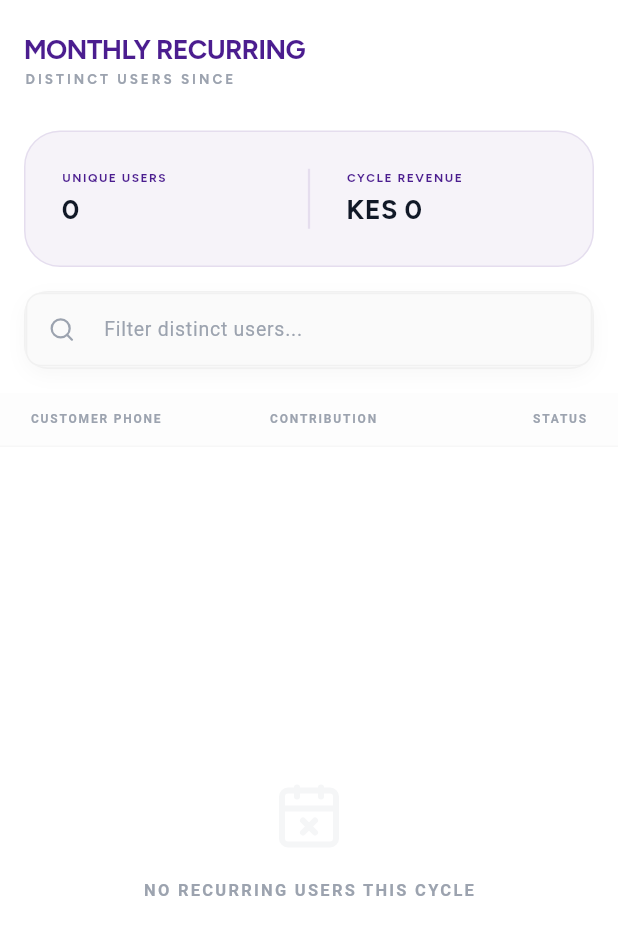
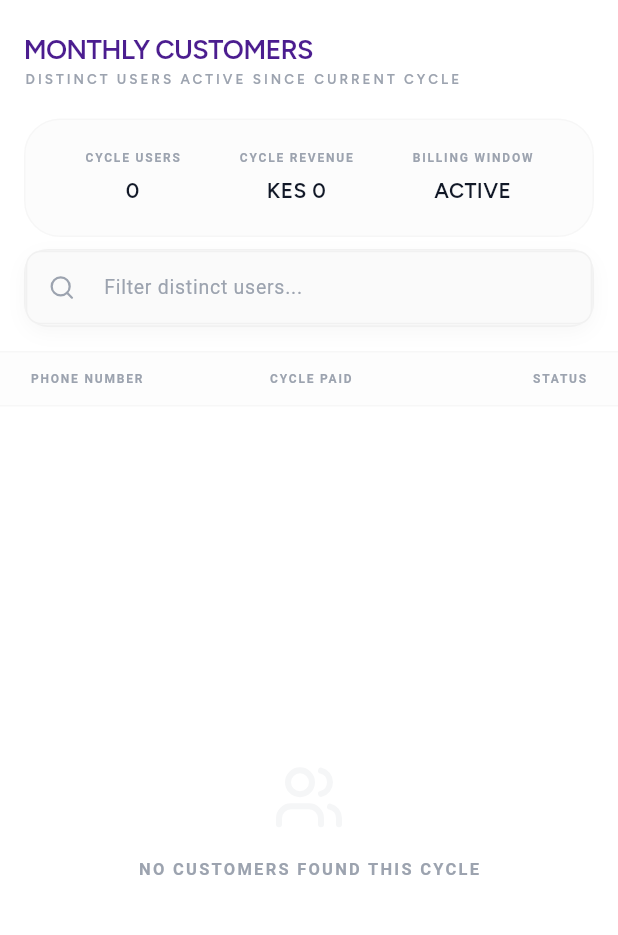
Before and after one commit to dennismutuku2005/pacewisp-mobile, a Flutter app: the MonthlyCustomersScreen widget shown alone on an empty page, opened directly, on a phone screen of 412 x 824 dp. Shown: the top 935 px of the screen. Run offline on Flutter 3.47's test engine with Material 3 defaults, Android fonts, the phone set to English and light mode, and no system bars; our stand-ins replace dio, fl_chart, google_fonts, local_auth, lucide_icons, shared_preferences and 1 more; missing offline and left inert: home_widget, local_auth_android, local_auth_darwin; accounts and stored records are empty; network calls fail.

Commit message:
update: refined monthly_customers_screen.dart functionality

```diff
--- a/lib/screens/monthly_customers_screen.dart
+++ b/lib/screens/monthly_customers_screen.dart
@@ -103,8 +103,8 @@ class _MonthlyCustomersScreenState extends State<MonthlyCustomersScreen> {
       child: Column(
         crossAxisAlignment: CrossAxisAlignment.start,
         children: [
-          Text('MONTHLY RECURRING', style: GoogleFonts.figtree(color: PaceColors.purple, fontSize: 18, fontWeight: FontWeight.bold, letterSpacing: -0.5)),
-          Text('DISTINCT USERS SINCE ${_cycleStart.toUpperCase()}', style: GoogleFonts.figtree(color: PaceColors.getDimText(isDark), fontSize: 9, fontWeight: FontWeight.bold, letterSpacing: 2)),
+          Text('MONTHLY CUSTOMERS', style: GoogleFonts.figtree(color: PaceColors.purple, fontSize: 18, fontWeight: FontWeight.w600, letterSpacing: -0.5)),
+          Text('DISTINCT USERS ACTIVE SINCE ${(_cycleStart.isEmpty ? "CURRENT CYCLE" : _cycleStart).toUpperCase()}', style: GoogleFonts.figtree(color: PaceColors.getDimText(isDark), fontSize: 9, fontWeight: FontWeight.w600, letterSpacing: 2)),
         ],
       ),
     );
@@ -112,33 +112,31 @@ class _MonthlyCustomersScreenState extends State<MonthlyCustomersScreen> {
 
   Widget _buildStatsCard(bool isDark, double revenue) {
     return Container(
-      margin: const EdgeInsets.all(16),
-      padding: const EdgeInsets.all(24),
+      margin: const EdgeInsets.symmetric(horizontal: 16, vertical: 8),
+      padding: const EdgeInsets.all(20),
       decoration: BoxDecoration(
-        color: PaceColors.purple.withOpacity(0.05),
+        color: PaceColors.getSurface(isDark).withOpacity(0.5),
         borderRadius: BorderRadius.circular(24),
-        border: Border.all(color: PaceColors.purple.withOpacity(0.1)),
+        border: Border.all(color: PaceColors.getBorder(isDark).withOpacity(0.5)),
       ),
       child: Row(
+        mainAxisAlignment: MainAxisAlignment.spaceAround,
         children: [
-          _buildStatBox('UNIQUE USERS', _users.length.toString(), isDark),
-          Container(width: 1.5, height: 40, color: PaceColors.purple.withOpacity(0.1), margin: const EdgeInsets.symmetric(horizontal: 24)),
-          _buildStatBox('CYCLE REVENUE', 'KES ${NumberFormat("#,###").format(revenue)}', isDark),
+          _statItem('CYCLE USERS', _users.length.toString(), isDark),
+          _statItem('CYCLE REVENUE', 'KES ${NumberFormat("#,###").format(revenue)}', isDark),
+          _statItem('BILLING WINDOW', _cycleStart.isEmpty ? 'ACTIVE' : _cycleStart.split(' ')[0], isDark),
         ],
       ),
     );
   }
 
-  Widget _buildStatBox(String label, String value, bool isDark) {
-    return Expanded(
-      child: Column(
-        crossAxisAlignment: CrossAxisAlignment.start,
+  Widget _statItem(String label, String value, bool isDark) {
+    return Column(
       children: [
-          Text(label, style: GoogleFonts.figtree(fontSize: 8, fontWeight: FontWeight.bold, color: PaceColors.purple, letterSpacing: 1)),
-          const SizedBox(height: 4),
-          Text(value, style: GoogleFonts.figtree(fontSize: 18, fontWeight: FontWeight.bold, color: PaceColors.getPrimaryText(isDark))),
+        Text(label, style: TextStyle(fontSize: 8, fontWeight: FontWeight.w600, color: PaceColors.getDimText(isDark), letterSpacing: 1.2)),
+        const SizedBox(height: 6),
+        Text(value, style: GoogleFonts.figtree(fontSize: 14, fontWeight: FontWeight.w600, color: PaceColors.getPrimaryText(isDark))),
       ],
-      ),
     );
   }
 
@@ -147,13 +145,16 @@ class _MonthlyCustomersScreenState extends State<MonthlyCustomersScreen> {
       padding: const EdgeInsets.symmetric(horizontal: 20, vertical: 12),
       decoration: BoxDecoration(
         color: PaceColors.getSurface(isDark).withOpacity(0.3),
-        border: Border(bottom: BorderSide(color: PaceColors.getBorder(isDark).withOpacity(0.5))),
+        border: Border(
+          top: BorderSide(color: PaceColors.getBorder(isDark).withOpacity(0.5)),
+          bottom: BorderSide(color: PaceColors.getBorder(isDark).withOpacity(0.5)),
+        ),
       ),
       child: Row(
         children: [
-          Expanded(flex: 3, child: Text('CUSTOMER PHONE', style: TextStyle(fontSize: 8, fontWeight: FontWeight.bold, color: PaceColors.getDimText(isDark), letterSpacing: 1.2))),
-          Expanded(flex: 2, child: Text('CONTRIBUTION', style: TextStyle(fontSize: 8, fontWeight: FontWeight.bold, color: PaceColors.getDimText(isDark), letterSpacing: 1.2))),
-          Expanded(flex: 2, child: Text('STATUS', textAlign: TextAlign.right, style: TextStyle(fontSize: 8, fontWeight: FontWeight.bold, color: PaceColors.getDimText(isDark), letterSpacing: 1.2))),
+          Expanded(flex: 3, child: Text('PHONE NUMBER', style: TextStyle(fontSize: 8, fontWeight: FontWeight.w600, color: PaceColors.getDimText(isDark), letterSpacing: 1.2))),
+          Expanded(flex: 2, child: Text('CYCLE PAID', style: TextStyle(fontSize: 8, fontWeight: FontWeight.w600, color: PaceColors.getDimText(isDark), letterSpacing: 1.2))),
+          Expanded(flex: 2, child: Text('STATUS', textAlign: TextAlign.right, style: TextStyle(fontSize: 8, fontWeight: FontWeight.w600, color: PaceColors.getDimText(isDark), letterSpacing: 1.2))),
         ],
       ),
     );
@@ -173,22 +174,22 @@ class _MonthlyCustomersScreenState extends State<MonthlyCustomersScreen> {
               child: Column(
                 crossAxisAlignment: CrossAxisAlignment.start,
                 children: [
-                  Text(u['phone']?.toString() ?? 'PRIVATE', style: GoogleFonts.figtree(fontSize: 13, fontWeight: FontWeight.bold, color: PaceColors.getPrimaryText(isDark))),
+                  Text(u['phone']?.toString() ?? 'PRIVATE', style: GoogleFonts.figtree(fontSize: 13, fontWeight: FontWeight.w600, color: PaceColors.getPrimaryText(isDark))),
                   const SizedBox(height: 4),
-                  Text('SINCE ${u['first_bought']?.toString().split(' ')[0] ?? 'N/A'}', style: GoogleFonts.figtree(fontSize: 8, color: PaceColors.getDimText(isDark), fontWeight: FontWeight.bold)),
+                  Text('FIRST EVER: ${u['first_bought']?.toString().split(' ')[0] ?? 'N/A'}', style: GoogleFonts.figtree(fontSize: 8, color: PaceColors.getDimText(isDark), fontWeight: FontWeight.w500)),
                 ],
               ),
             ),
             Expanded(
               flex: 2,
-              child: Text('KES ${u['total_amount']}', style: GoogleFonts.jetBrainsMono(fontSize: 12, fontWeight: FontWeight.bold, color: PaceColors.emerald)),
+              child: Text('KES ${u['total_amount']}', style: GoogleFonts.figtree(fontSize: 12, fontWeight: FontWeight.w600, color: PaceColors.emerald)),
             ),
             Expanded(
               flex: 2,
               child: Row(
                 mainAxisAlignment: MainAxisAlignment.end,
                 children: [
-                  PaceBadge(label: isActive ? 'ACTIVE' : 'EXPIRED', variant: isActive ? BadgeVariant.success : BadgeVariant.secondary),
+                  PaceBadge(label: isActive ? 'ONLINE' : 'EXPIRED', variant: isActive ? BadgeVariant.success : BadgeVariant.secondary),
                 ],
               ),
             ),
@@ -201,72 +202,75 @@ class _MonthlyCustomersScreenState extends State<MonthlyCustomersScreen> {
   void _showUserDrawer(dynamic u, bool isDark) {
     showModalBottomSheet(
       context: context,
-      backgroundColor: PaceColors.getBackground(isDark),
-      shape: const RoundedRectangleBorder(borderRadius: BorderRadius.vertical(top: Radius.circular(32))),
+      backgroundColor: Colors.transparent,
+      isScrollControlled: true,
       builder: (context) => Container(
-        padding: const EdgeInsets.all(24),
+        padding: const EdgeInsets.symmetric(vertical: 20),
+        decoration: BoxDecoration(color: PaceColors.getBackground(isDark), borderRadius: const BorderRadius.vertical(top: Radius.circular(32)), border: Border.all(color: PaceColors.getBorder(isDark), width: 1.5)),
         child: Column(
           mainAxisSize: MainAxisSize.min,
-          crossAxisAlignment: CrossAxisAlignment.start,
           children: [
-            Row(
-              mainAxisAlignment: MainAxisAlignment.spaceBetween,
+            Container(width: 40, height: 4, decoration: BoxDecoration(color: PaceColors.getBorder(isDark), borderRadius: BorderRadius.circular(2))),
+            const SizedBox(height: 24),
+            Icon(LucideIcons.user, color: PaceColors.purple, size: 32),
+            const SizedBox(height: 12),
+            Text('BILLING SUMMARY', style: TextStyle(fontSize: 14, fontWeight: FontWeight.w600, color: PaceColors.purple, letterSpacing: 1.5)),
+            const SizedBox(height: 32),
+            Padding(
+              padding: const EdgeInsets.symmetric(horizontal: 24),
+              child: Column(
                 children: [
-                Text('BILLING SUMMARY', style: TextStyle(fontSize: 16, fontWeight: FontWeight.bold, color: PaceColors.purple, letterSpacing: -0.5)),
-                IconButton(icon: const Icon(LucideIcons.x, size: 20), onPressed: () => Navigator.pop(context)),
-              ],
-            ),
-            const SizedBox(height: 24),
-            _buildDrawerInfo('CUSTOMER PHONE', u['phone']?.toString() ?? 'N/A', isDark, isBig: true),
+                  _buildDrawerItem('CUSTOMER PHONE', u['phone']?.toString() ?? 'N/A', isDark),
                   const SizedBox(height: 16),
                   Row(
                     children: [
-                Expanded(child: _buildDrawerInfo('FIRST BOUGHT', u['first_bought']?.toString() ?? 'N/A', isDark)),
-                Expanded(child: _buildDrawerInfo('CYCLE START', u['first_purchase_this_month']?.toString() ?? 'N/A', isDark)),
+                      Expanded(child: _buildDrawerItem('FIRST BOUGHT', u['first_bought']?.toString().split(' ')[0] ?? 'N/A', isDark)),
+                      Expanded(child: _buildDrawerItem('LAST SEEN', u['last_bought']?.toString().split(' ')[0] ?? 'N/A', isDark)),
                     ],
                   ),
                   const SizedBox(height: 16),
                   Row(
                     children: [
-                Expanded(child: _buildDrawerInfo('CYCLE REVENUE', 'KES ${u['total_amount'] ?? '0'}', isDark)),
-                Expanded(child: _buildDrawerInfo('STATUS', (u['is_active'] == 1 ? 'ACTIVE' : 'EXPIRED'), isDark)),
+                      Expanded(child: _buildDrawerItem('CYCLE REVENUE', 'KES ${u['total_amount'] ?? '0'}', isDark, valueColor: PaceColors.emerald)),
+                      Expanded(child: _buildDrawerItem('STATUS', (u['is_active'] == 1 ? 'ONLINE' : 'EXPIRED'), isDark, valueColor: (u['is_active'] == 1 ? PaceColors.emerald : Colors.red))),
                     ],
                   ),
                   const SizedBox(height: 32),
-            Row(
-              children: [
-                Expanded(
+                  SizedBox(
+                    width: double.infinity,
                     child: ElevatedButton.icon(
                       onPressed: () {
                         Navigator.pop(context);
                         Navigator.push(context, MaterialPageRoute(builder: (_) => CustomerHistoryScreen(phone: u['phone'].toString())));
                       },
                       icon: const Icon(LucideIcons.history, size: 16),
-                    label: const Text('VIEW FULL HISTORY', style: TextStyle(fontSize: 11, fontWeight: FontWeight.bold)),
+                      label: const Text('VIEW FULL HISTORY', style: TextStyle(fontSize: 11, fontWeight: FontWeight.w600)),
                       style: ElevatedButton.styleFrom(
                         backgroundColor: PaceColors.purple,
                         foregroundColor: Colors.white,
-                      padding: const EdgeInsets.symmetric(vertical: 16),
+                        padding: const EdgeInsets.symmetric(vertical: 18),
+                        elevation: 0,
                         shape: RoundedRectangleBorder(borderRadius: BorderRadius.circular(16)),
                       ),
                     ),
                   ),
+                  const SizedBox(height: 24),
                 ],
               ),
-            const SizedBox(height: 24),
+            ),
           ],
         ),
       ),
     );
   }
 
-  Widget _buildDrawerInfo(String label, String value, bool isDark, {bool isBig = false}) {
+  Widget _buildDrawerItem(String label, String value, bool isDark, {Color? valueColor}) {
     return Column(
       crossAxisAlignment: CrossAxisAlignment.start,
       children: [
-        Text(label, style: TextStyle(fontSize: 9, fontWeight: FontWeight.bold, color: PaceColors.getDimText(isDark), letterSpacing: 1.5)),
+        Text(label, style: TextStyle(fontSize: 9, fontWeight: FontWeight.w600, color: PaceColors.getDimText(isDark), letterSpacing: 1.5)),
         const SizedBox(height: 4),
-        Text(value, style: TextStyle(fontSize: isBig ? 18 : 13, fontWeight: FontWeight.bold, color: PaceColors.getPrimaryText(isDark))),
+        Text(value, style: TextStyle(fontSize: 14, fontWeight: FontWeight.w600, color: valueColor ?? PaceColors.getPrimaryText(isDark))),
       ],
     );
   }
@@ -276,9 +280,9 @@ class _MonthlyCustomersScreenState extends State<MonthlyCustomersScreen> {
       child: Column(
         mainAxisAlignment: MainAxisAlignment.center,
         children: [
-          Icon(LucideIcons.calendarX, size: 48, color: PaceColors.getDimText(isDark).withOpacity(0.1)),
+          Icon(LucideIcons.users, size: 48, color: PaceColors.getDimText(isDark).withOpacity(0.1)),
           const SizedBox(height: 16),
-          Text('NO RECURRING USERS THIS CYCLE', style: TextStyle(fontSize: 11, fontWeight: FontWeight.bold, color: PaceColors.getDimText(isDark), letterSpacing: 1.5)),
+          Text('NO CUSTOMERS FOUND THIS CYCLE', style: TextStyle(fontSize: 11, fontWeight: FontWeight.w600, color: PaceColors.getDimText(isDark), letterSpacing: 1.5)),
         ],
       ),
     );
```
Lines whose indentation alone changed are shown as unchanged.
